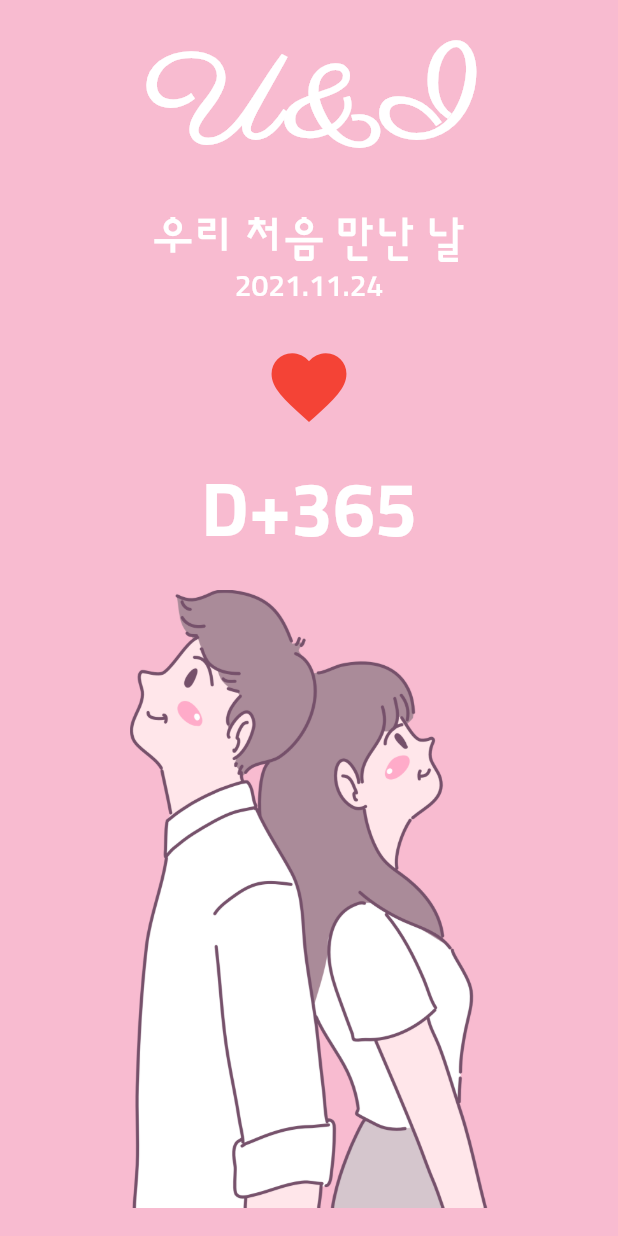
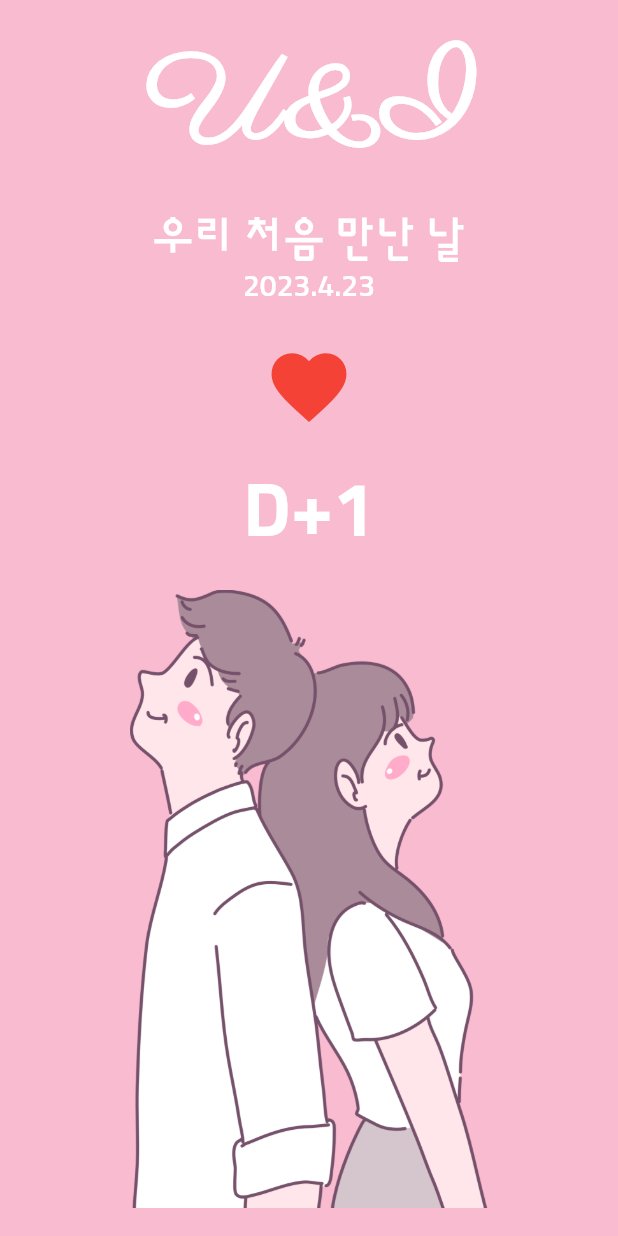
Before and after one commit to hwan33/u_and_i, a Flutter app: the screen it shows after launch, on a phone screen of 412 x 824 dp. Run offline on Flutter 3.47's test engine with Material 2 defaults, Android fonts, the phone set to English and light mode, and no system bars.

Commit message:
날짜 렌더링

```diff
--- a/lib/screen/HomeScreen.dart
+++ b/lib/screen/HomeScreen.dart
@@ -23,6 +23,7 @@ class _HomeScreenState extends State<HomeScreen> {
           children: [
             _DDay(
               onHeartPressed: onHeartPressed,
+              firstDay: firstDay,
             ),
             _CoupleImage(),
           ],
@@ -38,14 +39,17 @@ class _HomeScreenState extends State<HomeScreen> {
 
 class _DDay extends StatelessWidget {
   final GestureTapCallback onHeartPressed;
+  final DateTime firstDay;
 
   _DDay({
     required this.onHeartPressed,
+    required this.firstDay,
   });
 
   @override
   Widget build(BuildContext context) {
     final textTheme = Theme.of(context).textTheme;
+    final now = DateTime.now();
 
     return Column(
       children: [
@@ -64,7 +68,7 @@ class _DDay extends StatelessWidget {
           style: textTheme.bodyLarge,
         ),
         Text(
-          '2021.11.24',
+          '${firstDay.year}.${firstDay.month}.${firstDay.day}',
           style: textTheme.bodyMedium,
         ),
         const SizedBox(
@@ -82,7 +86,7 @@ class _DDay extends StatelessWidget {
           height: 16.0,
         ),
         Text(
-          'D+365',
+          'D+${DateTime(now.year, now.month, now.day).difference(firstDay).inDays + 1}',
           style: textTheme.displayMedium,
         ),
       ],
```
